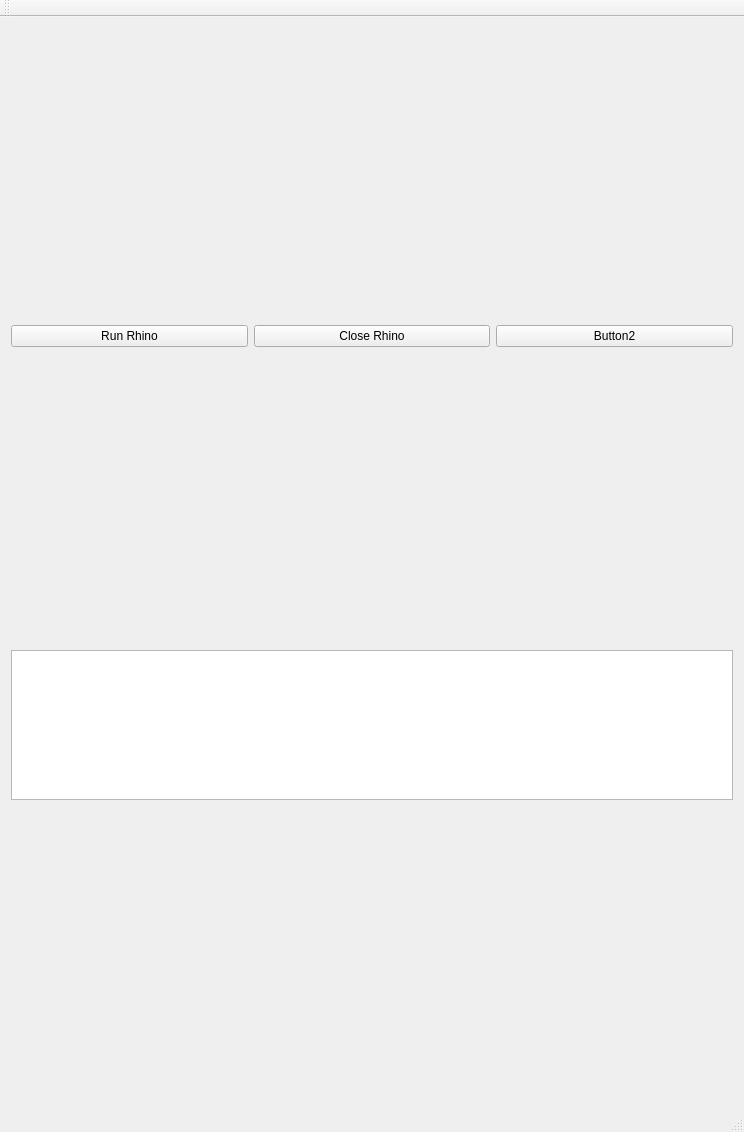
Above: QTUI/qtui.ui from emorywalrus/RhinoLink7 before the change. Below: the same form after it.
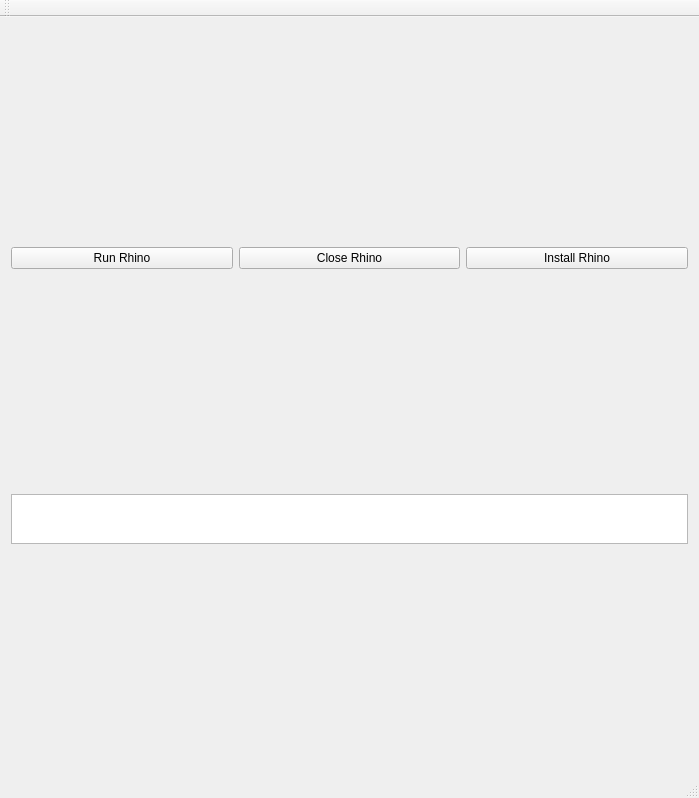
That is the form after the change.

What changed in the file:
```diff
--- a/QTUI/qtui.ui
+++ b/QTUI/qtui.ui
@@ -6,8 +6,8 @@
    <rect>
     <x>0</x>
     <y>0</y>
-    <width>744</width>
-    <height>1132</height>
+    <width>699</width>
+    <height>798</height>
    </rect>
   </property>
   <property name="sizePolicy">
@@ -49,7 +49,7 @@
         <property name="maximumSize">
          <size>
           <width>16777215</width>
-          <height>150</height>
+          <height>50</height>
          </size>
         </property>
        </widget>
@@ -85,7 +85,7 @@
     <item row="1" column="3">
      <widget class="QPushButton" name="Button2">
       <property name="text">
-       <string>Button2</string>
+       <string>Install Rhino</string>
       </property>
      </widget>
     </item>
```
Left out of the diff: 4 changed lines with no effect on the pictures.
